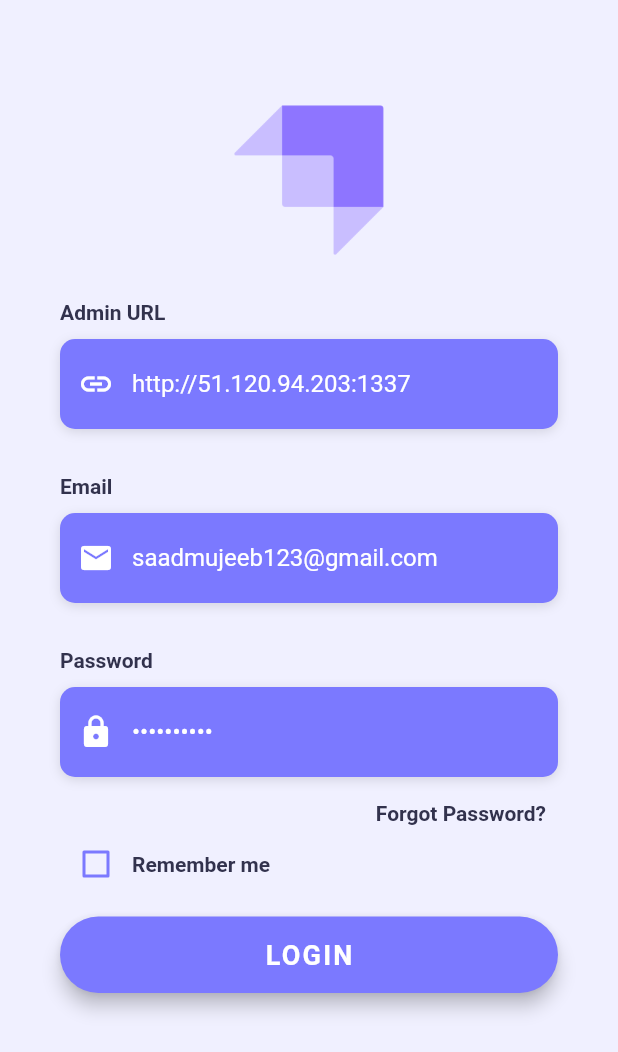
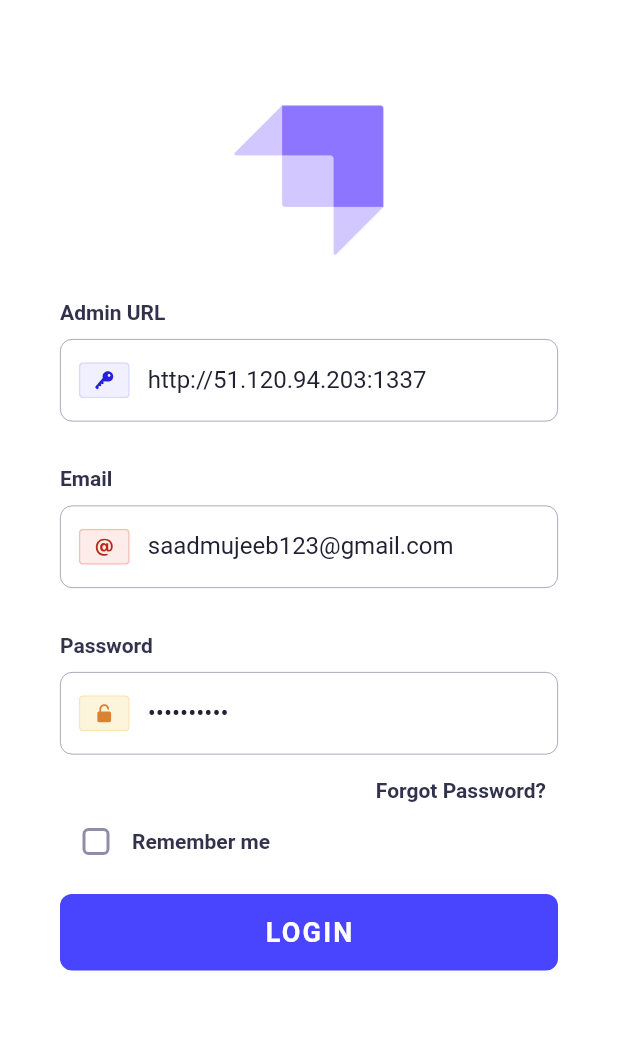
Before and after one commit to Saad-ISAA/strapi-mobile, a Flutter app: the screen it shows after launch, on a phone screen of 412 x 824 dp. Shown: the top 1052 px of the screen. Run offline on Flutter 3.47's test engine with Material 2 defaults, Android fonts, the phone set to English and light mode, and no system bars; our stand-ins replace flutter_svg, shared_preferences, velocity_x, video_player; Roboto replaces fonts that are missing (OpenSans); statements that could not run were skipped.

Commit message:
redesign of login page complete

```diff
--- /dev/null
+++ b/lib/Customwidgets/textfields.dart
@@ -0,0 +1,77 @@
+import 'package:flutter/material.dart';
+import 'package:strapi_flutter_cms/shared/colors.dart';
+import 'package:velocity_x/velocity_x.dart';
+import 'package:flutter_svg/flutter_svg.dart';
+
+class PrimaryTextField extends StatelessWidget {
+  PrimaryTextField(
+      {Key key,
+      @required this.controller,
+      this.title,
+      this.descriptionText,
+      this.hintText = '',
+      this.inputType = TextInputType.text,
+      this.isObscure = false,
+      this.icon})
+      : super(key: key);
+
+  final TextEditingController controller;
+  final String title;
+  final String descriptionText;
+  final String hintText;
+  final String icon;
+  final bool isObscure;
+  final TextInputType inputType;
+
+  @override
+  Widget build(BuildContext context) {
+    return Column(
+      crossAxisAlignment: CrossAxisAlignment.start,
+      children: <Widget>[
+        (title != null)
+            ? Text(title, style: labelStyle).pOnly(bottom: 10)
+            : SizedBox.shrink(),
+        Container(
+          alignment: Alignment.centerLeft,
+          decoration: BoxDecoration(
+              border: Border.all(
+                width: 0.5,
+                color: neutral500,
+              ),
+              borderRadius: BorderRadius.circular(8)),
+          height: 55.0,
+          child: TextField(
+            obscureText: isObscure,
+            keyboardType: inputType,
+            style: TextStyle(
+              color: neutral900,
+              fontFamily: 'OpenSans',
+            ),
+            controller: controller,
+            decoration: InputDecoration(
+              border: InputBorder.none,
+              contentPadding: EdgeInsets.only(top: 14.0),
+              prefixIcon: SvgPicture.asset(icon).px(12),
+              hintText: hintText,
+              hintStyle: hintTextStyle,
+            ),
+          ),
+        ),
+        (descriptionText != null)
+            ? Text(descriptionText).pOnly(top: 5)
+            : SizedBox.shrink(),
+      ],
+    );
+  }
+
+  final hintTextStyle = TextStyle(
+    color: neutral500,
+    fontFamily: 'OpenSans',
+  );
+}
+
+final labelStyle = TextStyle(
+  color: neutral800,
+  fontWeight: FontWeight.bold,
+  fontFamily: 'OpenSans',
+);
--- a/lib/pages/login.dart
+++ b/lib/pages/login.dart
@@ -2,12 +2,15 @@ import 'dart:io';
 
 import 'package:flutter/material.dart';
 import 'package:flutter/services.dart';
+import 'package:flutter_svg/svg.dart';
+import 'package:strapi_flutter_cms/Customwidgets/textfields.dart';
 import 'package:strapi_flutter_cms/models/drawer_data_model.dart';
 import 'package:strapi_flutter_cms/pages/home_page.dart';
 import 'package:strapi_flutter_cms/shared/colors.dart';
 import 'package:shared_preferences/shared_preferences.dart';
 import 'package:http/http.dart' as http;
 import 'dart:convert';
+import 'package:velocity_x/velocity_x.dart';
 
 class LoginScreen extends StatefulWidget {
   final String adminURL;
@@ -149,12 +152,14 @@ class _LoginScreenState extends State<LoginScreen> {
         children: <Widget>[
           Theme(
             data: ThemeData(
-              unselectedWidgetColor: primary500,
+              unselectedWidgetColor: neutral500,
             ),
             child: Checkbox(
+              shape: RoundedRectangleBorder(
+                  borderRadius: BorderRadius.circular(4)),
               value: _rememberMe,
-              checkColor: primary500,
-              activeColor: primary100,
+              checkColor: Colors.white,
+              activeColor: primary600,
               onChanged: (value) {
                 setState(() {
                   _rememberMe = value;
@@ -176,15 +181,15 @@ class _LoginScreenState extends State<LoginScreen> {
       padding: EdgeInsets.symmetric(vertical: 25.0),
       width: double.infinity,
       child: MaterialButton(
-        elevation: 5.0,
+        elevation: 0,
         onPressed: () {
           _loginUser();
         },
         padding: EdgeInsets.all(15.0),
         shape: RoundedRectangleBorder(
-          borderRadius: BorderRadius.circular(30.0),
+          borderRadius: BorderRadius.circular(8.0),
         ),
-        color: primary500,
+        color: primary600,
         child: Text(
           'LOGIN',
           style: TextStyle(
@@ -211,7 +216,7 @@ class _LoginScreenState extends State<LoginScreen> {
               Container(
                 height: double.infinity,
                 width: double.infinity,
-                color: primary100,
+                color: Colors.white,
               ),
               SafeArea(
                 child: Container(
@@ -227,105 +232,31 @@ class _LoginScreenState extends State<LoginScreen> {
                       children: <Widget>[
                         Image.asset('assets/images/logo.png', height: 100),
                         SizedBox(height: 30.0),
-                        Column(
-                          crossAxisAlignment: CrossAxisAlignment.start,
-                          children: <Widget>[
-                            Text('Admin URL', style: labelStyle),
-                            SizedBox(height: 10.0),
-                            Container(
-                              alignment: Alignment.centerLeft,
-                              decoration: boxDecorationStyle,
-                              height: 60.0,
-                              child: TextField(
-                                keyboardType: TextInputType.emailAddress,
-                                style: TextStyle(
-                                  color: Colors.white,
-                                  fontFamily: 'OpenSans',
-                                ),
-                                controller: urlController,
-                                decoration: InputDecoration(
-                                  border: InputBorder.none,
-                                  contentPadding: EdgeInsets.only(top: 14.0),
-                                  prefixIcon: Icon(
-                                    Icons.link,
-                                    color: Colors.white,
-                                  ),
-                                  hintText: 'http://192.168.0.0',
-                                  hintStyle: hintTextStyle,
-                                ),
-                              ),
-                            ),
-                          ],
+                        PrimaryTextField(
+                          controller: urlController,
+                          title: 'Admin URL',
+                          hintText: 'http://192.168.0.0',
+                          inputType: TextInputType.url,
+                          icon: 'assets/icons/uid.svg',
                         ),
                         SizedBox(height: 30.0),
-                        Column(
-                          crossAxisAlignment: CrossAxisAlignment.start,
-                          children: <Widget>[
-                            Text(
-                              'Email',
-                              style: labelStyle,
-                            ),
-                            SizedBox(height: 10.0),
-                            Container(
-                              alignment: Alignment.centerLeft,
-                              decoration: boxDecorationStyle,
-                              height: 60.0,
-                              child: TextField(
-                                keyboardType: TextInputType.emailAddress,
-                                style: TextStyle(
-                                  color: Colors.white,
-                                  fontFamily: 'OpenSans',
-                                ),
-                                controller: emailController,
-                                decoration: InputDecoration(
-                                  border: InputBorder.none,
-                                  contentPadding: EdgeInsets.only(top: 14.0),
-                                  prefixIcon: Icon(
-                                    Icons.email,
-                                    color: Colors.white,
-                                  ),
-                                  hintText: 'Enter your Email',
-                                  hintStyle: hintTextStyle,
-                                ),
-                              ),
-                            ),
-                          ],
+                        PrimaryTextField(
+                          controller: emailController,
+                          title: 'Email',
+                          hintText: 'Enter your Email',
+                          inputType: TextInputType.emailAddress,
+                          icon: 'assets/icons/email.svg',
                         ),
                         SizedBox(
                           height: 30.0,
                         ),
-                        Column(
-                          crossAxisAlignment: CrossAxisAlignment.start,
-                          children: <Widget>[
-                            Text(
-                              'Password',
-                              style: labelStyle,
-                            ),
-                            SizedBox(height: 10.0),
-                            Container(
-                              alignment: Alignment.centerLeft,
-                              decoration: boxDecorationStyle,
-                              height: 60.0,
-                              child: TextField(
-                                obscureText: true,
-                                style: TextStyle(
-                                  color: Colors.white,
-                                  fontFamily: 'OpenSans',
-                                ),
-                                controller: passwordController,
-                                decoration: InputDecoration(
-                                  border: InputBorder.none,
-                                  contentPadding: EdgeInsets.only(top: 14.0),
-                                  prefixIcon: Icon(
-                                    Icons.lock,
-                                    color: Colors.white,
-                                  ),
-                                  hintText: 'Enter your Password',
-                                  hintStyle: hintTextStyle,
-                                ),
-                              ),
-                            ),
-                          ],
+                        PrimaryTextField(
+                          controller: passwordController,
+                          title: 'Password',
+                          hintText: 'Enter your password',
+                          inputType: TextInputType.visiblePassword,
+                          isObscure: true,
+                          icon: 'assets/icons/password.svg',
                         ),
                         _buildForgotPasswordBtn(),
                         _buildRememberMeCheckbox(),
@@ -355,17 +286,6 @@ class _LoginScreenState extends State<LoginScreen> {
   }
 }
 
-final hintTextStyle = TextStyle(
-  color: Colors.white54,
-  fontFamily: 'OpenSans',
-);
-
-final labelStyle = TextStyle(
-  color: neutral800,
-  fontWeight: FontWeight.bold,
-  fontFamily: 'OpenSans',
-);
-
 final boxDecorationStyle = BoxDecoration(
   color: primary500,
   borderRadius: BorderRadius.circular(10.0),
```
